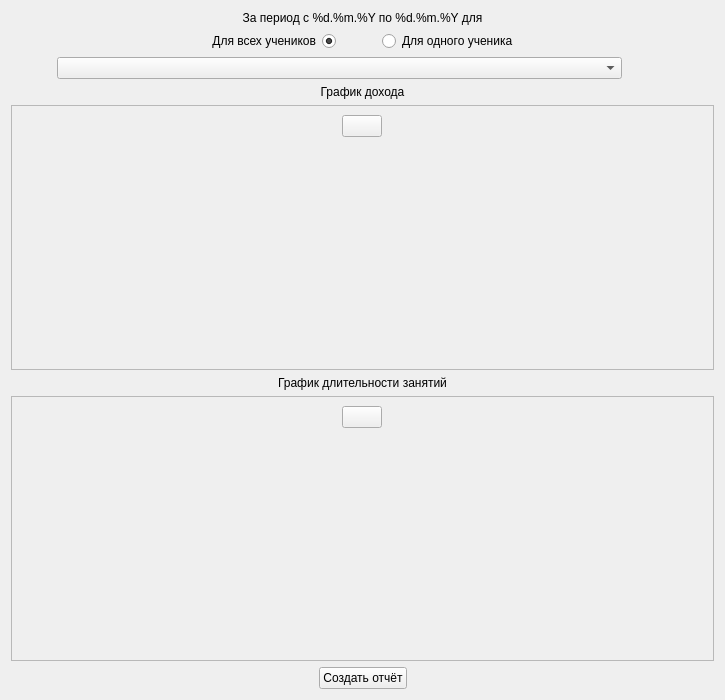
IliaSuponeff/StudentsAccounting, file ui_templates/dialogs/more_student_info_dialog.ui: the form before one commit.
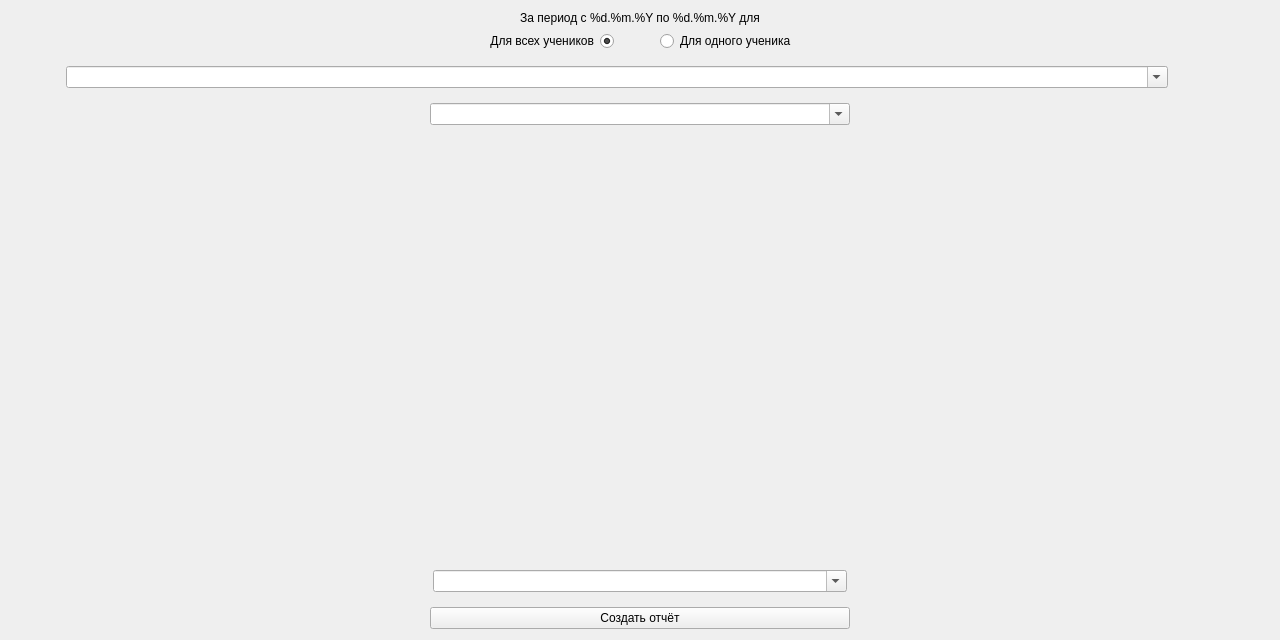
The form after the commit.

Commit message: add_linear_graph_plot_on_more_info_dialog

The edit to the form file:
```diff
--- a/ui_templates/dialogs/more_student_info_dialog.ui
+++ b/ui_templates/dialogs/more_student_info_dialog.ui
@@ -6,14 +6,20 @@
    <rect>
     <x>0</x>
     <y>0</y>
-    <width>725</width>
-    <height>700</height>
+    <width>1280</width>
+    <height>640</height>
    </rect>
   </property>
   <property name="minimumSize">
    <size>
-    <width>600</width>
-    <height>500</height>
+    <width>1280</width>
+    <height>640</height>
+   </size>
+  </property>
+  <property name="maximumSize">
+   <size>
+    <width>1280</width>
+    <height>720</height>
    </size>
   </property>
   <property name="windowTitle">
@@ -106,6 +112,7 @@
     </layout>
    </item>
    <item>
+    <widget class="QFrame" name="student_choose_frame">
     <layout class="QHBoxLayout" name="hLayout_2">
      <item>
       <widget class="QPushButton" name="prev_student_btn">
@@ -131,6 +138,9 @@
          <verstretch>0</verstretch>
         </sizepolicy>
        </property>
+        <property name="editable">
+         <bool>true</bool>
+        </property>
        <property name="insertPolicy">
         <enum>QComboBox::InsertAtBottom</enum>
        </property>
@@ -172,107 +182,115 @@
       </widget>
      </item>
     </layout>
+    </widget>
    </item>
    <item>
-    <widget class="QLabel" name="info_lbl_1">
-     <property name="text">
-      <string>График дохода</string>
-     </property>
-     <property name="alignment">
-      <set>Qt::AlignCenter</set>
-     </property>
-    </widget>
+    <layout class="QHBoxLayout" name="hLayout_3">
+     <item>
+      <spacer name="hSpacer_8">
+       <property name="orientation">
+        <enum>Qt::Horizontal</enum>
+       </property>
+       <property name="sizeHint" stdset="0">
+        <size>
+         <width>188</width>
+         <height>20</height>
+        </size>
+       </property>
+      </spacer>
    </item>
    <item>
-    <widget class="QFrame" name="summary_graph_frame">
-     <property name="frameShape">
-      <enum>QFrame::StyledPanel</enum>
-     </property>
-     <property name="frameShadow">
-      <enum>QFrame::Raised</enum>
-     </property>
-     <layout class="QHBoxLayout" name="horizontalLayout">
-      <item>
-       <layout class="QVBoxLayout" name="vLayout_1">
-        <item>
-         <widget class="QPushButton" name="morph_summary_graph_btn">
+      <widget class="QComboBox" name="plot_type_box">
           <property name="sizePolicy">
-           <sizepolicy hsizetype="Maximum" vsizetype="Maximum">
+        <sizepolicy hsizetype="Expanding" vsizetype="Fixed">
             <horstretch>0</horstretch>
             <verstretch>0</verstretch>
            </sizepolicy>
           </property>
-          <property name="text">
-           <string/>
-          </property>
+       <property name="editable">
+        <bool>true</bool>
+       </property>
+       <property name="insertPolicy">
+        <enum>QComboBox::InsertAtBottom</enum>
+       </property>
+       <property name="frame">
+        <bool>true</bool>
+       </property>
          </widget>
         </item>
         <item>
-         <spacer name="vSpacer_1">
+      <spacer name="hSpacer_9">
           <property name="orientation">
-           <enum>Qt::Vertical</enum>
+        <enum>Qt::Horizontal</enum>
           </property>
           <property name="sizeHint" stdset="0">
            <size>
-            <width>20</width>
-            <height>40</height>
+         <width>228</width>
+         <height>20</height>
            </size>
           </property>
          </spacer>
         </item>
        </layout>
       </item>
-     </layout>
-    </widget>
-   </item>
    <item>
-    <widget class="QLabel" name="info_lbl_2">
-     <property name="text">
-      <string>График длительности занятий</string>
+    <widget class="QWidget" name="plot_widget" native="true">
+     <property name="sizePolicy">
+      <sizepolicy hsizetype="Expanding" vsizetype="Expanding">
+       <horstretch>0</horstretch>
+       <verstretch>0</verstretch>
+      </sizepolicy>
      </property>
-     <property name="alignment">
-      <set>Qt::AlignCenter</set>
-     </property>
+     <layout class="QHBoxLayout" name="plot_layout"/>
     </widget>
    </item>
    <item>
-    <widget class="QFrame" name="timespan_graph_frame">
-     <property name="frameShape">
-      <enum>QFrame::StyledPanel</enum>
-     </property>
-     <property name="frameShadow">
-      <enum>QFrame::Raised</enum>
-     </property>
+    <widget class="QFrame" name="currency_choose_frame">
      <layout class="QHBoxLayout" name="horizontalLayout_2">
       <item>
-       <layout class="QVBoxLayout" name="vLayout_2">
+       <spacer name="hSpacer_6">
+        <property name="orientation">
+         <enum>Qt::Horizontal</enum>
+        </property>
+        <property name="sizeHint" stdset="0">
+         <size>
+          <width>188</width>
+          <height>20</height>
+         </size>
+        </property>
+       </spacer>
+      </item>
         <item>
-         <widget class="QPushButton" name="morph_timespan_graph_btn">
+       <widget class="QComboBox" name="currency_choose_box">
           <property name="sizePolicy">
-           <sizepolicy hsizetype="Maximum" vsizetype="Maximum">
+         <sizepolicy hsizetype="Expanding" vsizetype="Fixed">
             <horstretch>0</horstretch>
             <verstretch>0</verstretch>
            </sizepolicy>
           </property>
-          <property name="text">
-           <string/>
+        <property name="editable">
+         <bool>true</bool>
+        </property>
+        <property name="insertPolicy">
+         <enum>QComboBox::InsertAtBottom</enum>
+        </property>
+        <property name="frame">
+         <bool>true</bool>
           </property>
          </widget>
         </item>
         <item>
-         <spacer name="vSpacer_2">
+       <spacer name="hSpacer_7">
           <property name="orientation">
-           <enum>Qt::Vertical</enum>
+         <enum>Qt::Horizontal</enum>
           </property>
           <property name="sizeHint" stdset="0">
            <size>
-            <width>20</width>
-            <height>40</height>
+          <width>228</width>
+          <height>20</height>
            </size>
           </property>
          </spacer>
-        </item>
-       </layout>
       </item>
      </layout>
     </widget>
@@ -294,6 +312,12 @@
      </item>
      <item>
       <widget class="QPushButton" name="create_report_btn">
+       <property name="sizePolicy">
+        <sizepolicy hsizetype="Expanding" vsizetype="Minimum">
+         <horstretch>0</horstretch>
+         <verstretch>0</verstretch>
+        </sizepolicy>
+       </property>
        <property name="text">
         <string>Создать отчёт</string>
        </property>
```
Left out of the diff: 4 changed lines with no effect on the pictures. Lines whose indentation alone changed are shown as unchanged. The commit also changes 11 other files.
